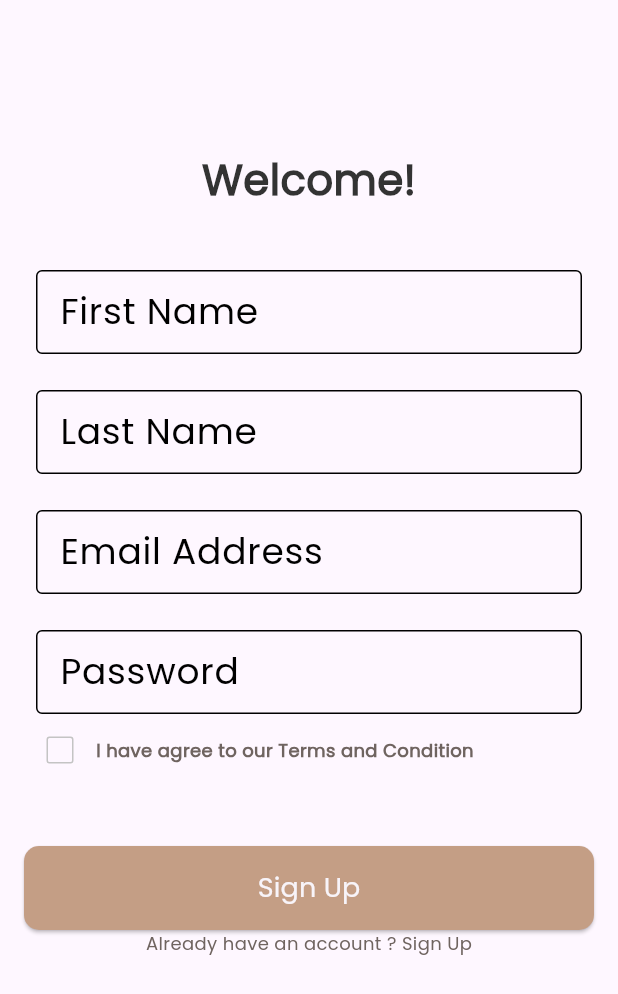
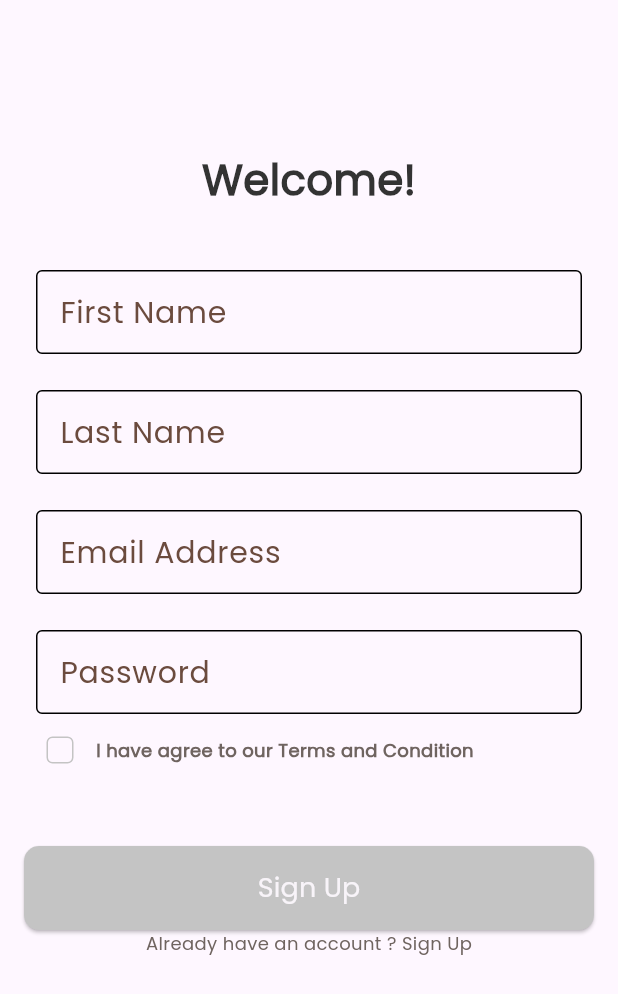
Before and after one commit to Hamza-Ziani-Dev/dalel_app, a Flutter app: the SignupView screen opened by its route, on a phone screen of 412 x 824 dp. Shown: the top 994 px of the screen. Run offline on Flutter 3.47's test engine with Material 3 defaults, Android fonts, the phone set to English and light mode, and no system bars; our stand-ins replace firebase_auth, firebase_core, flutter_bloc, fluttertoast, get_it, go_router and 2 more; accounts and stored records are empty.

Commit message:
'validation form'

```diff
--- a/lib/features/auth/presentation/auth_cubit/auth_cubit.dart
+++ b/lib/features/auth/presentation/auth_cubit/auth_cubit.dart
@@ -3,6 +3,7 @@
 // ignore_for_file: avoid_print
 
 import 'package:firebase_auth/firebase_auth.dart';
+import 'package:flutter/material.dart';
 import 'package:flutter_bloc/flutter_bloc.dart';
 import 'auth_state.dart';
 
@@ -13,6 +14,8 @@ class AuthCubit extends Cubit<AuthState> {
   late String? lastName;
   late String? emailAddress;
   late String? password;
+  bool? statusBox = false;
+  GlobalKey<FormState> signUpFormKey = GlobalKey();
 
   signUpUserWithEmailAndPassword() async {
     try {
@@ -34,4 +37,10 @@ class AuthCubit extends Cubit<AuthState> {
       emit(SignUpFieldState(errorMessage: e.toString()));
     }
   }
+
+  // Update Status Check Box:
+  updateStatusCheckBox({required val}) {
+    statusBox = val;
+    emit(StatusBox());
+  }
 }
--- a/lib/features/auth/presentation/auth_cubit/auth_state.dart
+++ b/lib/features/auth/presentation/auth_cubit/auth_state.dart
@@ -10,6 +10,7 @@ class SignUpSuccessState extends AuthState {}
 
 class SignUpFieldState extends AuthState {
   final String errorMessage;
-
   SignUpFieldState({required this.errorMessage});
 }
+
+class StatusBox extends AuthState {}
--- a/lib/features/auth/presentation/views/signup.dart
+++ b/lib/features/auth/presentation/views/signup.dart
@@ -3,6 +3,7 @@ import 'package:dalel_app/core/utils/app_string.dart';
 import 'package:dalel_app/features/auth/presentation/widgets/custom_form.dart';
 import 'package:dalel_app/features/auth/presentation/widgets/custom_have_account.dart';
 import 'package:dalel_app/features/auth/presentation/widgets/welcome_text.dart';
+import 'package:dalel_app/features/splach/presentation/widgets/custom_navigate.dart';
 import 'package:flutter/material.dart';
 
 class SignupView extends StatelessWidget {
@@ -10,33 +11,36 @@ class SignupView extends StatelessWidget {
 
   @override
   Widget build(BuildContext context) {
-    return const Scaffold(
+    return Scaffold(
       body: Padding(
-        padding: EdgeInsets.symmetric(horizontal: 16.0),
+        padding: const EdgeInsets.symmetric(horizontal: 16.0),
         child: CustomScrollView(
           slivers: [
-            SliverToBoxAdapter(
+            const SliverToBoxAdapter(
               child: SizedBox(
                 height: 100,
               ),
             ),
-            SliverToBoxAdapter(
+            const SliverToBoxAdapter(
               child: WelcomeTextWidget(
                 text: AppStrings.welcome,
               ),
             ),
-            SliverToBoxAdapter(
+            const SliverToBoxAdapter(
               child: SizedBox(
                 height: 16,
               ),
             ),
-            SliverToBoxAdapter(
+            const SliverToBoxAdapter(
               child: CustomForm(),
             ),
             SliverToBoxAdapter(
               child: CustomHaveAccount(
                 text1: AppStrings.alreadyHaveAnAccount,
                 text2: AppStrings.signUp,
+                onTap: () {
+                  customNavigate(context, '/signin');
+                },
               ),
             ),
           ],
--- a/lib/features/auth/presentation/widgets/custom_check_box.dart
+++ b/lib/features/auth/presentation/widgets/custom_check_box.dart
@@ -1,5 +1,7 @@
 import 'package:dalel_app/core/utils/app_colors.dart';
+import 'package:dalel_app/features/auth/presentation/auth_cubit/auth_cubit.dart';
 import 'package:flutter/material.dart';
+import 'package:flutter_bloc/flutter_bloc.dart';
 
 class CustomChekBox extends StatefulWidget {
   const CustomChekBox({super.key});
@@ -13,10 +15,14 @@ class _CustomChekBoxState extends State<CustomChekBox> {
   @override
   Widget build(BuildContext context) {
     return Checkbox(
+      shape: RoundedRectangleBorder(borderRadius: BorderRadius.circular(4.0)),
       side: BorderSide(color: AppColors.gray),
       value: value,
       onChanged: (val) {
-        value = val;
+        setState(() {
+          value = val;
+          BlocProvider.of<AuthCubit>(context).updateStatusCheckBox(val: val);
+        });
       },
     );
   }
--- a/lib/features/auth/presentation/widgets/custom_form.dart
+++ b/lib/features/auth/presentation/widgets/custom_form.dart
@@ -1,7 +1,10 @@
 // ignore_for_file: use_key_in_widget_constructors
 
+import 'package:dalel_app/core/functions/custom_toast.dart';
+import 'package:dalel_app/core/utils/app_colors.dart';
 import 'package:dalel_app/features/auth/presentation/auth_cubit/auth_cubit.dart';
 import 'package:dalel_app/features/auth/presentation/auth_cubit/auth_state.dart';
+import 'package:dalel_app/features/splach/presentation/widgets/custom_navigate.dart';
 import 'package:flutter/material.dart';
 import 'package:flutter_bloc/flutter_bloc.dart';
 import 'package:dalel_app/core/utils/app_string.dart';
@@ -17,9 +20,16 @@ class CustomForm extends StatelessWidget {
     return BlocConsumer<AuthCubit, AuthState>(
       listener: (context, state) {
         // Add any listener logic here if needed
+        if (state is SignUpSuccessState) {
+          showToast("Add With Success!");
+          customNavigate(context, '/signin');
+        } else if (state is SignUpFieldState) {
+          showToast(state.errorMessage);
+        }
       },
       builder: (context, state) {
         return Form(
+          key: BlocProvider.of<AuthCubit>(context).signUpFormKey,
           child: Column(
             children: [
               CustomTextFieldWidget(
@@ -49,16 +59,29 @@ class CustomForm extends StatelessWidget {
                 },
               ),
               const CustomTermCondition(),
-              const SizedBox(
-                height: 40,
-              ),
-              CustomButton(
-                onPressed: () {
-                  BlocProvider.of<AuthCubit>(context)
-                      .signUpUserWithEmailAndPassword();
-                },
-                text: AppStrings.signUp,
-              ),
+              const SizedBox(height: 40),
+              state is SignUpLoadingState
+                  ? CircularProgressIndicator(
+                      color: AppColors.primaryColor,
+                    )
+                  : CustomButton(
+                      color:
+                          BlocProvider.of<AuthCubit>(context).statusBox == false
+                              ? AppColors.gray
+                              : null,
+                      onPressed: () {
+                        if (BlocProvider.of<AuthCubit>(context).statusBox ==
+                            true) {
+                          if (BlocProvider.of<AuthCubit>(context)
+                              .signUpFormKey
+                              .currentState!
+                              .validate()) {
+                            BlocProvider.of<AuthCubit>(context)
+                                .signUpUserWithEmailAndPassword();
+                          }
+                        }
+                      },
+                      text: AppStrings.signUp),
             ],
           ),
         );
--- a/lib/features/auth/presentation/widgets/custom_have_account.dart
+++ b/lib/features/auth/presentation/widgets/custom_have_account.dart
@@ -2,11 +2,14 @@ import 'package:dalel_app/core/utils/app_text_styles.dart';
 import 'package:flutter/material.dart';
 
 class CustomHaveAccount extends StatelessWidget {
-  const CustomHaveAccount({super.key, this.text1, this.text2});
+  const CustomHaveAccount({super.key, this.text1, this.text2, this.onTap});
   final String? text1, text2;
+  final VoidCallback? onTap;
   @override
   Widget build(BuildContext context) {
-    return Align(
+    return GestureDetector(
+      onTap: onTap,
+      child: Align(
         child: Text.rich(
           TextSpan(
             children: [
@@ -18,6 +21,7 @@ class CustomHaveAccount extends StatelessWidget {
             ],
           ),
         ),
+      ),
     );
   }
 }
--- a/lib/features/auth/presentation/widgets/custom_text_field_widget.dart
+++ b/lib/features/auth/presentation/widgets/custom_text_field_widget.dart
@@ -6,8 +6,8 @@ class CustomTextFieldWidget extends StatelessWidget {
   const CustomTextFieldWidget(
       {super.key,
       required this.labelText,
-       this.onChanged,
-       this.onFieldSubmitted});
+      this.onChanged,
+      this.onFieldSubmitted,});
   final String labelText;
   final Function(String)? onChanged;
   final Function(String)? onFieldSubmitted;
@@ -16,11 +16,18 @@ class CustomTextFieldWidget extends StatelessWidget {
     return Padding(
       padding: const EdgeInsets.only(left: 8.0, right: 8.0, top: 24.0),
       child: TextFormField(
+        validator: (val) {
+          if (val == null || val.isEmpty) {
+            return "This Field Is Required";
+          } else {
+            return null;
+          }
+        },
         onChanged: onChanged,
         onFieldSubmitted: onFieldSubmitted,
         decoration: InputDecoration(
           labelText: labelText,
-          labelStyle: CustomTextStyles.poppins500style24,
+          labelStyle: CustomTextStyles.poppins400style20,
           border: OutlineInputBorder(
               borderRadius: BorderRadius.circular(4),
               borderSide: BorderSide(color: AppColors.gray)),
```
Also changed, not shown: lib/core/functions/custom_toast.dart (added, +14 -0 lines), pubspec.yaml (+9 -17 lines), pubspec.lock, 1 other file. Lines whose indentation alone changed are shown as unchanged.
